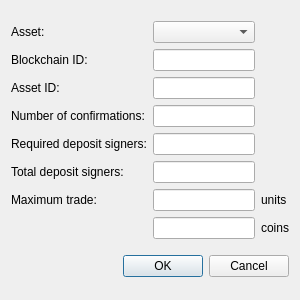
Qt form src/qt/forms/addassetvotedialog.ui (CoinGame/BCEShadow) before a commit.
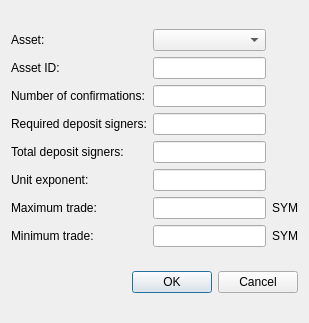
The same form after that commit.

Commit message:
Update asset voting UI.
Update asset voting UI for:
 - new asset ID system
 - new unit exponent field
 - new minimum trade field

The edit to the form file:
```diff
--- a/src/qt/forms/addassetvotedialog.ui
+++ b/src/qt/forms/addassetvotedialog.ui
@@ -6,8 +6,8 @@
    <rect>
     <x>0</x>
     <y>0</y>
-    <width>300</width>
-    <height>300</height>
+    <width>309</width>
+    <height>323</height>
    </rect>
   </property>
   <property name="windowTitle">
@@ -16,92 +16,99 @@
   <layout class="QVBoxLayout" name="verticalLayout">
    <item>
     <layout class="QGridLayout" name="gridLayout">
-     <item row="2" column="0">
-      <widget class="QLabel" name="label">
+     <item row="0" column="1">
+      <widget class="QComboBox" name="assetList"/>
+     </item>
+     <item row="0" column="0">
+      <widget class="QLabel" name="label_7">
        <property name="text">
-        <string>Blockchain ID:</string>
+        <string>Asset:</string>
        </property>
       </widget>
      </item>
-     <item row="2" column="1">
-      <widget class="QLineEdit" name="blockchainId"/>
-     </item>
-     <item row="3" column="0">
+     <item row="1" column="0">
       <widget class="QLabel" name="label_2">
        <property name="text">
         <string>Asset ID:</string>
        </property>
       </widget>
      </item>
-     <item row="4" column="0">
+     <item row="2" column="0">
       <widget class="QLabel" name="label_3">
        <property name="text">
         <string>Number of confirmations:</string>
        </property>
       </widget>
      </item>
-     <item row="5" column="0">
+     <item row="3" column="0">
       <widget class="QLabel" name="label_4">
        <property name="text">
         <string>Required deposit signers:</string>
        </property>
       </widget>
      </item>
-     <item row="6" column="0">
+     <item row="4" column="0">
       <widget class="QLabel" name="label_5">
        <property name="text">
         <string>Total deposit signers:</string>
        </property>
       </widget>
      </item>
-     <item row="7" column="0">
+     <item row="5" column="0">
+      <widget class="QLabel" name="label_9">
+       <property name="text">
+        <string>Unit exponent:</string>
+       </property>
+      </widget>
+     </item>
+     <item row="6" column="0">
       <widget class="QLabel" name="label_6">
        <property name="text">
         <string>Maximum trade:</string>
        </property>
       </widget>
      </item>
-     <item row="3" column="1">
+     <item row="7" column="0">
+      <widget class="QLabel" name="label">
+       <property name="text">
+        <string>Minimum trade:</string>
+       </property>
+      </widget>
+     </item>
+     <item row="6" column="2">
+      <widget class="QLabel" name="assetSymbol1">
+       <property name="text">
+        <string>SYM</string>
+       </property>
+      </widget>
+     </item>
+     <item row="7" column="2">
+      <widget class="QLabel" name="assetSymbol2">
+       <property name="text">
+        <string>SYM</string>
+       </property>
+      </widget>
+     </item>
+     <item row="1" column="1">
       <widget class="QLineEdit" name="assetId"/>
      </item>
-     <item row="4" column="1">
+     <item row="2" column="1">
       <widget class="QLineEdit" name="confirmations"/>
      </item>
-     <item row="5" column="1">
+     <item row="3" column="1">
       <widget class="QLineEdit" name="requiredDepositSigners"/>
      </item>
-     <item row="6" column="1">
+     <item row="4" column="1">
       <widget class="QLineEdit" name="totalDepositSigners"/>
      </item>
-     <item row="7" column="1">
+     <item row="5" column="1">
+      <widget class="QLineEdit" name="unitExponent"/>
+     </item>
+     <item row="6" column="1">
       <widget class="QLineEdit" name="maxTrade"/>
      </item>
-     <item row="0" column="1">
-      <widget class="QComboBox" name="assetList"/>
-     </item>
-     <item row="0" column="0">
-      <widget class="QLabel" name="label_7">
-       <property name="text">
-        <string>Asset:</string>
-       </property>
-      </widget>
-     </item>
-     <item row="7" column="2">
-      <widget class="QLabel" name="label_8">
-       <property name="text">
-        <string>units</string>
-       </property>
-      </widget>
-     </item>
-     <item row="8" column="1">
-      <widget class="QLineEdit" name="maxTradeCoins"/>
-     </item>
-     <item row="8" column="2">
-      <widget class="QLabel" name="assetSymbol">
-       <property name="text">
-        <string>coins</string>
-       </property>
-      </widget>
+     <item row="7" column="1">
+      <widget class="QLineEdit" name="minTrade"/>
      </item>
     </layout>
    </item>
```
The commit also changes 13 other files.
